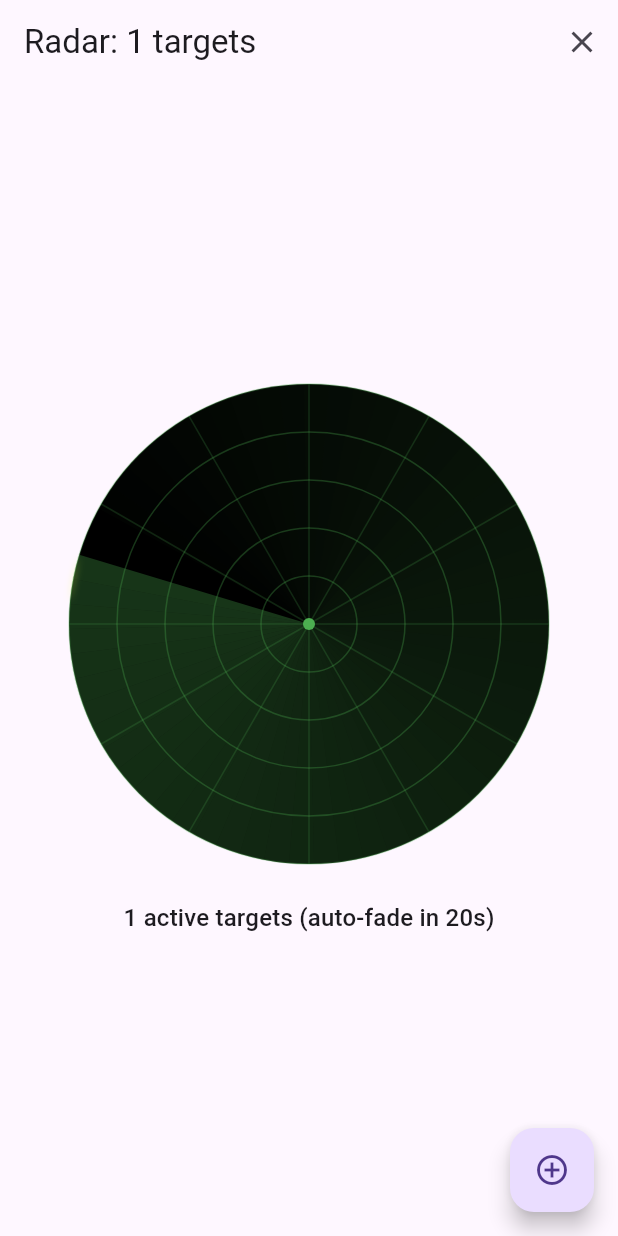
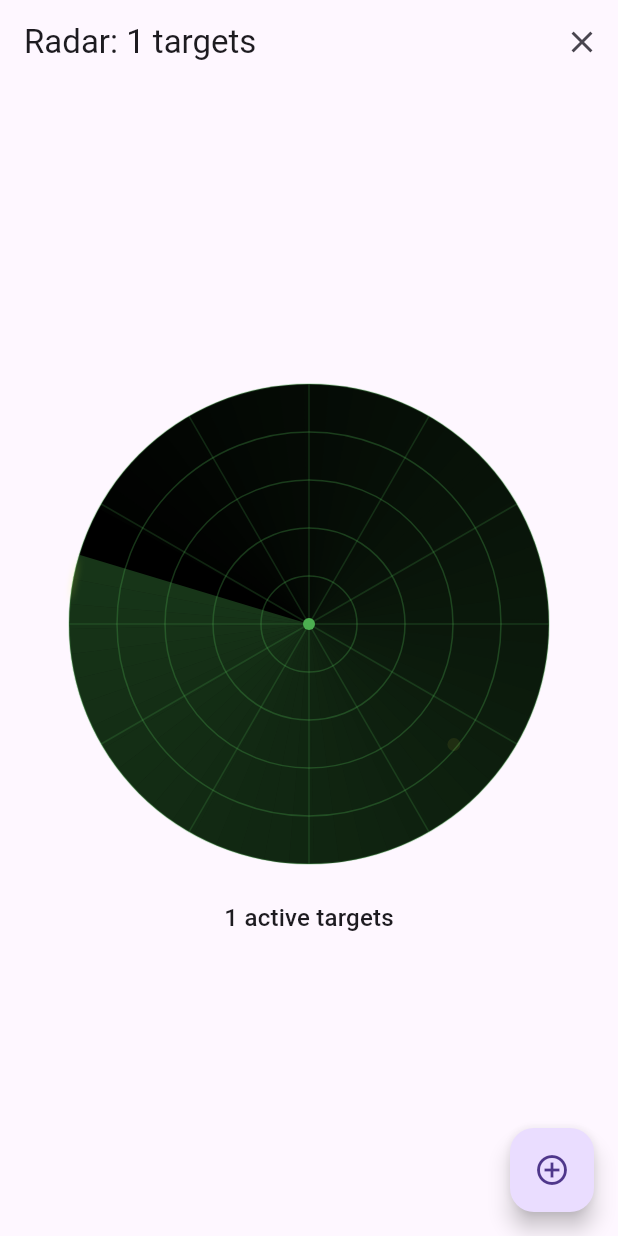
Before and after one commit to soarer25/flutterradar, a Flutter app: the screen it shows after launch, after a tap on the "add circle outline" icon, on a phone screen of 412 x 824 dp. Run offline on Flutter 3.47's test engine with Material 3 defaults, Android fonts, the phone set to English and light mode, and no system bars.

Commit message:
working now with target kep permenantlyin view

```diff
--- a/lib/main.dart
+++ b/lib/main.dart
@@ -1,4 +1,3 @@
-import 'dart:async';
 import 'dart:math';
 import 'package:flutter/material.dart';
 import 'radar_scope.dart';  // Your radar_scope.dart here
@@ -23,7 +22,6 @@ class RadarHome extends StatefulWidget {
 class _RadarHomeState extends State<RadarHome> {
   final List<RadarTarget> _targets = [];
   final Random _rng = Random();
-  Timer? _fadeTimer;
 
   void _addRandomTarget() {
     setState(() {
@@ -32,29 +30,12 @@ class _RadarHomeState extends State<RadarHome> {
         distance: 0.2 + _rng.nextDouble() * 0.8,
         color: _rng.nextBool() ? Colors.yellow : (_rng.nextBool() ? Colors.red : Colors.cyan),
       ));
-      if (_targets.length > 20) _targets.removeAt(0);  // Limit
+      if (_targets.length > 20) _targets.removeAt(0);
     });
-    _scheduleFade();
   }
 
   void _clearTargets() {
     setState(() => _targets.clear());
-    _fadeTimer?.cancel();
-  }
-
-  void _scheduleFade() {
-    _fadeTimer?.cancel();
-    _fadeTimer = Timer(const Duration(seconds: 20), () {
-      setState(() {
-        _targets.removeWhere((t) => _rng.nextBool());  // Randomly fade half
-        if (_targets.isNotEmpty) _scheduleFade();  // Reschedule if any left
-      });
-    });
-  }
-
-  @override void dispose() {
-    _fadeTimer?.cancel();
-    super.dispose();
   }
 
   @override Widget build(BuildContext context) => Scaffold(
@@ -76,7 +57,7 @@ class _RadarHomeState extends State<RadarHome> {
               targets: _targets,
             ),
             const SizedBox(height: 24),
-            Text('${_targets.length} active targets (auto-fade in 20s)', style: Theme.of(context).textTheme.titleMedium),
+            Text('${_targets.length} active targets', style: Theme.of(context).textTheme.titleMedium),
           ],
         ),
       ),
--- a/lib/radar_scope.dart
+++ b/lib/radar_scope.dart
@@ -63,9 +63,9 @@ class RadarPainter extends CustomPainter {
     canvas.drawCircle(center, radius, Paint()..color = Colors.black);
 
     // Grids & spokes (unchanged)
-    final gridPaint = Paint()..color = Colors.green.withOpacity(0.3)..style = PaintingStyle.stroke..strokeWidth = 1;
+    final gridPaint = Paint()..color = Colors.green.withValues(alpha: 0.3)..style = PaintingStyle.stroke..strokeWidth = 1;
     for (int i = 1; i <= 5; i++) canvas.drawCircle(center, radius * i / 5, gridPaint);
-    final spokePaint = Paint()..color = Colors.green.withOpacity(0.2)..strokeWidth = 1;
+    final spokePaint = Paint()..color = Colors.green.withValues(alpha: 0.2)..strokeWidth = 1;
     for (int i = 0; i < 12; i++) {
       final angle = 2 * math.pi * i / 12;
       canvas.drawLine(center, Offset(center.dx + radius * math.cos(angle), center.dy + radius * math.sin(angle)), spokePaint);
@@ -82,7 +82,7 @@ class RadarPainter extends CustomPainter {
       final opacity = (1.0 - normalizedDist) * 0.3;
       if (opacity > 0.01) {
         final paint = Paint()
-          ..color = Colors.green.withOpacity(opacity)
+          ..color = Colors.green.withValues(alpha: opacity)
           ..style = PaintingStyle.fill;
         canvas.drawPath(
           Path()
@@ -97,7 +97,7 @@ class RadarPainter extends CustomPainter {
     // Bright ray
     final rayRect = Rect.fromCircle(center: center, radius: radius);
     canvas.drawPath(Path()..addArc(rayRect, sweepAngle - 0.1, 0.2), Paint()
-      ..color = Colors.limeAccent.withOpacity(0.8)
+      ..color = Colors.limeAccent.withValues(alpha: 0.8)
       ..maskFilter = const MaskFilter.blur(BlurStyle.normal, 2));
 
     // Targets (unchanged)
@@ -106,8 +106,8 @@ class RadarPainter extends CustomPainter {
       final normAngle = (target.angle * math.pi / 180) % (2 * math.pi);
       final pos = Offset(center.dx + radius * target.distance * math.cos(normAngle), center.dy + radius * target.distance * math.sin(normAngle));
       final diff = (normAngle - sweepAngle).abs() % (2 * math.pi);
-      final intensity = (1 - math.min(diff, 2 * math.pi - diff) / (math.pi / 6)).clamp(0.0, 1.0);
-      targetPaint.color = target.color.withOpacity(0.8 * intensity);
+      final intensity = (1 - math.min(diff, 2 * math.pi - diff) / (math.pi / 6)).clamp(0.1, 1.0);
+      targetPaint.color = target.color.withValues(alpha: 0.8 * intensity);
       canvas.drawCircle(pos, 4 + intensity * 3, targetPaint);
     }
   }
```
